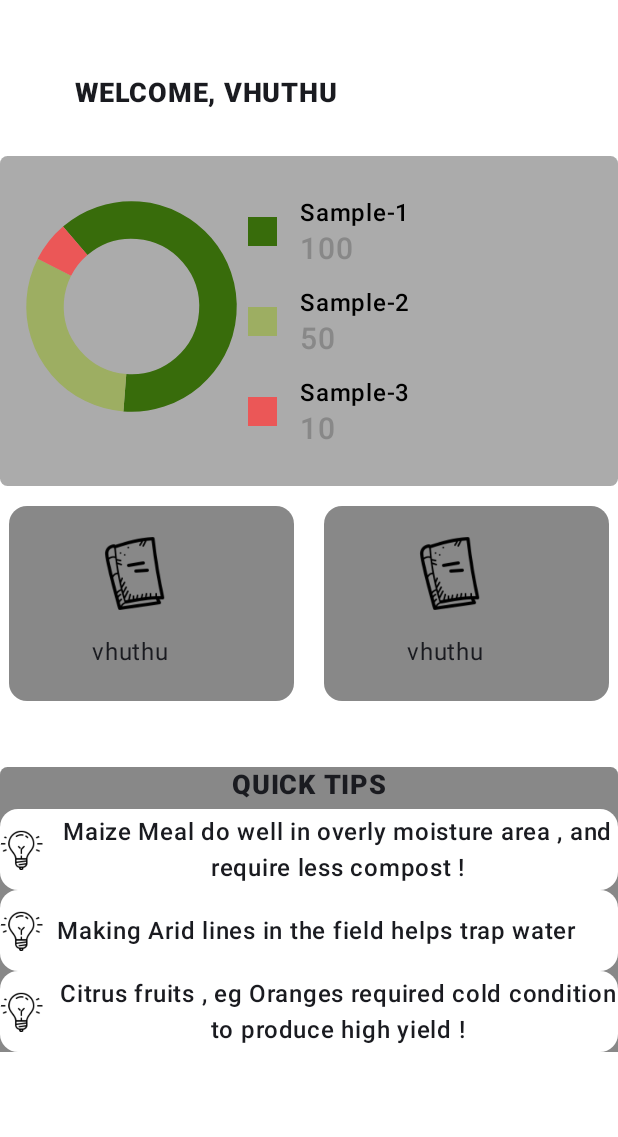
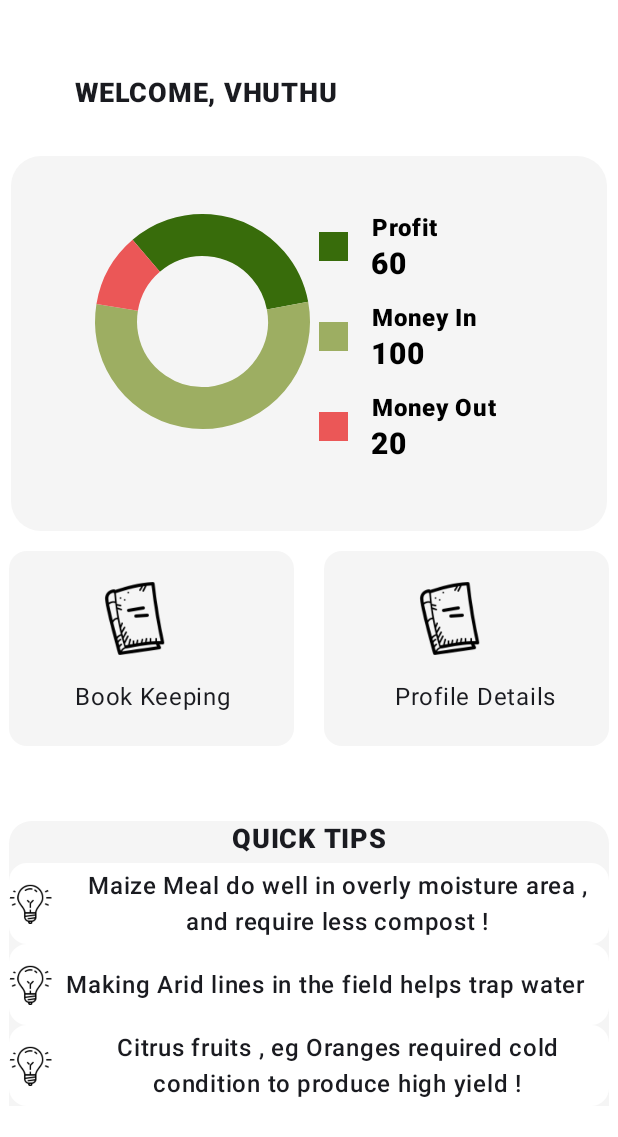
Before and after one commit to vhuthu/AF-2, an Android app built with Jetpack Compose: the Home screen opened through its navigation route, on a phone screen of 412 x 824 dp. Shown: the top 1137 px of the screen. Run offline under Robolectric (Android 15) with nearby library versions, the light colour scheme and no system bars.

Commit message:
new files added

```diff
--- a/app/build.gradle
+++ b/app/build.gradle
@@ -58,6 +58,7 @@ dependencies {
     implementation 'androidx.compose.ui:ui-tooling-preview'
     implementation 'androidx.compose.material3:material3'
     implementation 'com.google.firebase:firebase-auth-ktx:21.1.0'
+    implementation 'com.google.firebase:firebase-firestore:24.7.0'
     testImplementation 'junit:junit:4.13.2'
     androidTestImplementation 'androidx.test.ext:junit:1.1.5'
     androidTestImplementation 'androidx.test.espresso:espresso-core:3.5.1'
--- a/app/src/main/java/com/example/af2/farm/home/DashBoard.kt
+++ b/app/src/main/java/com/example/af2/farm/home/DashBoard.kt
@@ -34,8 +34,9 @@ import androidx.compose.ui.tooling.preview.Preview
 import androidx.compose.ui.unit.dp
 import androidx.compose.ui.unit.sp
 import com.example.af2.R
+import com.example.af2.ui.theme.GreyLight
 
-@Preview(showBackground = true)
+@Preview(showSystemUi = true)
 @Composable
 fun DashBoardPreview() {
     DashBoardPreview()
@@ -55,14 +56,14 @@ fun DashBoard() {
 
             Box(modifier = Modifier
                 .fillMaxWidth()
-                .height(220.dp)
-                .background(color = Color.Gray.copy(alpha = 0.7f), shape = RoundedCornerShape(5.dp))) {
+                .height(250.dp).padding(start = 7.dp, end = 7.dp)
+                .background(color = GreyLight, shape = RoundedCornerShape(20.dp))) {
 
                 PieChart(
                        data = mapOf(
-                            Pair("Sample-1", 100),
-                            Pair("Sample-2", 50),
-                            Pair("Sample-3", 10),
+                            Pair("Profit",60),
+                            Pair("Money In", 100),
+                            Pair("Money Out", 20),
                         )
                     )
             }
@@ -74,12 +75,12 @@ fun DashBoard() {
 
                 Card(modifier = Modifier
                     .size(190.dp, 130.dp)
-                    , colors = CardDefaults.cardColors(containerColor = Color.Gray)) {
+                    , colors = CardDefaults.cardColors(containerColor = GreyLight)) {
                     Column() {
                         Image(painter = painterResource(id = R.drawable.icons8), contentDescription = null ,  modifier = Modifier
                             .size(110.dp, 80.dp)
                             .padding(start = 56.dp, top = 10.dp) )
-                        Text(text = "vhuthu", modifier = Modifier.padding(start = 55.dp, top = 5.dp))
+                        Text(text = "Book Keeping", modifier = Modifier.padding(start = 44.dp, top = 5.dp))
                     }
                 }
                 //-----
@@ -87,13 +88,13 @@ fun DashBoard() {
 
                 Card(modifier = Modifier
                     .size(190.dp, 130.dp)
-                    ,colors = CardDefaults.cardColors(containerColor = Color.Gray)
+                    ,colors = CardDefaults.cardColors(containerColor = GreyLight)
                     ) {
                     Column() {
                         Image(painter = painterResource(id = R.drawable.icons8), contentDescription = null ,  modifier = Modifier
                             .size(110.dp, 80.dp)
                             .padding(start = 56.dp, top = 10.dp) )
-                        Text(text = "vhuthu", modifier = Modifier.padding(start = 55.dp, top = 5.dp))
+                        Text(text = "Profile Details", modifier = Modifier.padding(start = 47.dp, top = 5.dp))
                     }
 
                 }
@@ -101,8 +102,8 @@ fun DashBoard() {
 
             Spacer(modifier = Modifier.height(4.dp))
             Column(modifier = Modifier
-                .fillMaxWidth()
-                .background(Color.Gray, shape = RoundedCornerShape(topStart = 5.dp, topEnd = 5.dp)),horizontalAlignment = Alignment.CenterHorizontally ) {
+                .fillMaxWidth().padding(6.dp)
+                .background(GreyLight, shape = RoundedCornerShape(topStart = 15.dp, topEnd = 15.dp)),horizontalAlignment = Alignment.CenterHorizontally ) {
                 Text(text = "QUICK TIPS", fontSize = 18.sp, fontWeight = FontWeight.ExtraBold)
                 Spacer(modifier = Modifier.height(4.dp))
 
--- a/app/src/main/java/com/example/af2/farm/home/PieChart.kt
+++ b/app/src/main/java/com/example/af2/farm/home/PieChart.kt
@@ -42,7 +42,7 @@ import java.time.Duration
 fun PieChart(
     data : Map<String , Int>,
     radiusOuter : Dp = 60.dp,
-    chartBarWidth: Dp = 25.dp,
+    chartBarWidth: Dp = 28.dp,
     animDuration: Int = 3000
 ) {
         val totalSum = data.values.sum()
@@ -83,7 +83,7 @@ fun PieChart(
         animationPlayed = true
     }
 
-    Row(modifier = Modifier.fillMaxWidth().padding(start = 30.dp), verticalAlignment = Alignment.CenterVertically, horizontalArrangement = Arrangement.Center
+    Row(modifier = Modifier.fillMaxWidth().padding(start = 70.dp, top = 10.dp), verticalAlignment = Alignment.CenterVertically, horizontalArrangement = Arrangement.Center
 
     ) {
 
@@ -153,9 +153,9 @@ fun DetailsPieChartItems(
             )
             Column(modifier = Modifier.fillMaxWidth()) {
                 Text(
-                    modifier = Modifier.padding(start = 15.dp),
+                    modifier = Modifier.padding(start = 16.dp),
                     text = data.first,
-                    fontWeight = FontWeight.Medium,
+                    fontWeight = FontWeight.ExtraBold,
                     fontSize = 16.sp,
                     color = Color.Black
                 )
@@ -163,9 +163,9 @@ fun DetailsPieChartItems(
                 Text(
                     modifier = Modifier.padding(start = 15.dp),
                     text = data.second.toString(),
-                    fontWeight = FontWeight.Medium,
+                    fontWeight = FontWeight.ExtraBold,
                     fontSize = 20.sp,
-                    color = Color.Gray
+                    color = Color.Black
                 )
             }
         }
--- /dev/null
+++ b/app/src/main/java/com/example/af2/farm/util/UserData.kt
@@ -0,0 +1,9 @@
+package com.example.cruddroid.util
+
+data class UserData(
+    var userID : String = "",
+    var name : String = "",
+    var cellnumber : String = "",
+    var password : String = "",
+    var idNum  : Int = 0,
+)
--- a/app/src/main/java/com/example/af2/ui/theme/Color.kt
+++ b/app/src/main/java/com/example/af2/ui/theme/Color.kt
@@ -13,3 +13,5 @@ val Pink40 = Color(0xFF7D5260)
 val ChartGreen = Color(0xFF386C0B)
 val ChartLightGreen = Color(0xFF9DAE62)
 val ChartRed = Color(0xFFEB5757)
+
+val GreyLight = Color(0xFFf5f5f5)
```
